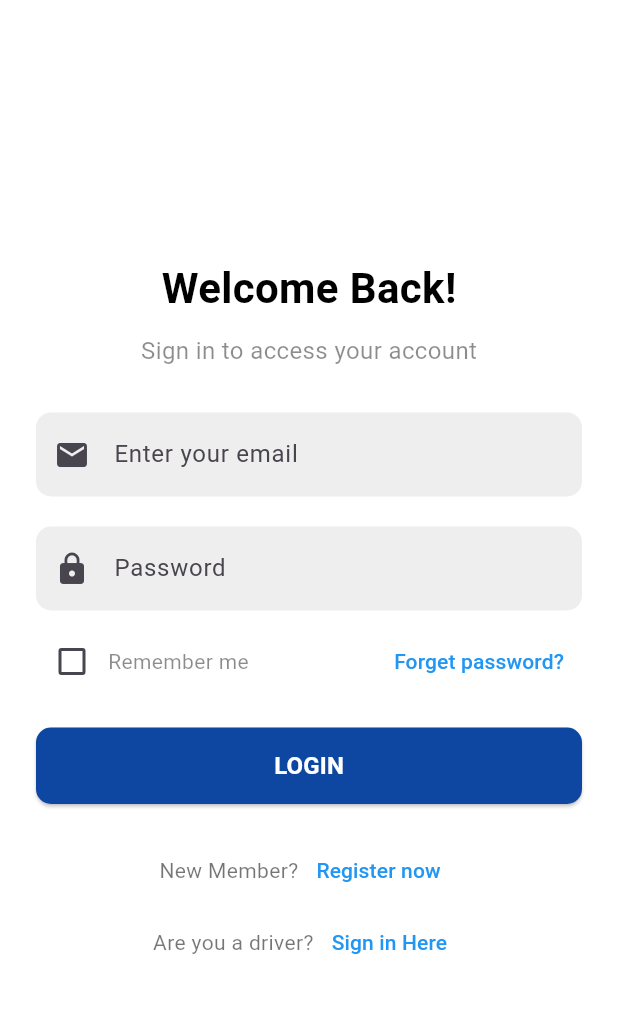
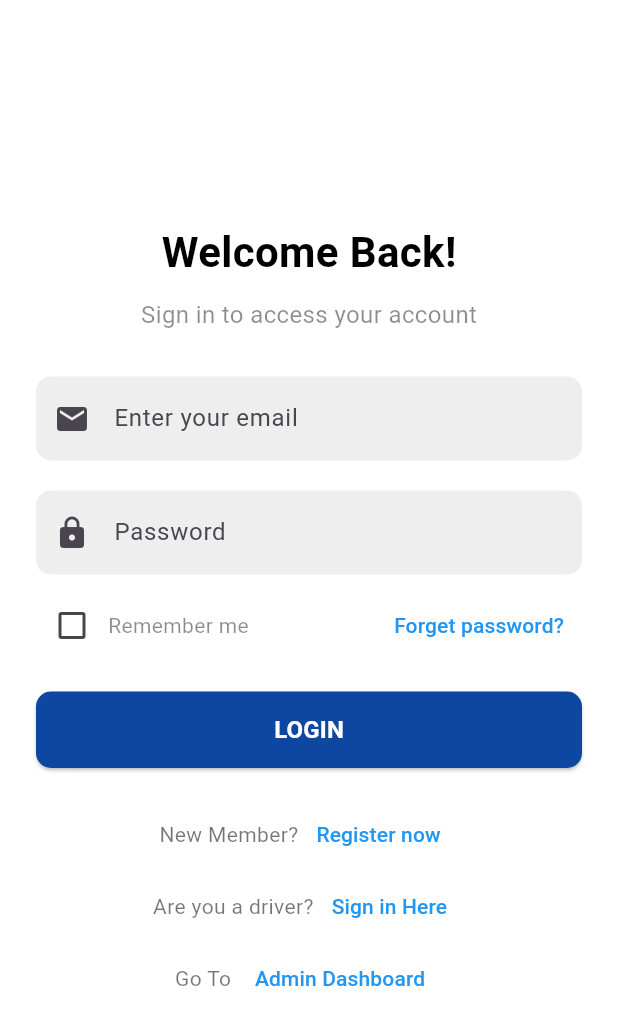
Before and after one commit to hahaanisha/FX, a Flutter app: the screen it shows after launch, on a phone screen of 412 x 824 dp. Shown: the top 1025 px of the screen. Run offline on Flutter 3.47's test engine with Material 3 defaults, Android fonts, the phone set to English and light mode, and no system bars; our stand-ins replace firebase_auth, firebase_core, firebase_database, flutter_map, flutter_tts, geolocator and 5 more; missing offline and left inert: webview_flutter_android, webview_flutter_wkwebview; accounts and stored records are empty.

Commit message:
admin Dashboard

```diff
--- a/lib/auth/loginPage.dart
+++ b/lib/auth/loginPage.dart
@@ -1,6 +1,7 @@
 import 'package:flutter/material.dart';
 import 'package:firebase_auth/firebase_auth.dart';
 
+import '../admin/AdminDashboard.dart';
 import '../customer/cHomePage.dart';
 import '../customer/navbarC.dart';
 import 'loginPageD.dart';
@@ -198,6 +199,31 @@ class _LoginPageCState extends State<LoginPageC> {
                   ),
                 ],
               ),
+              Row(
+                mainAxisAlignment: MainAxisAlignment.center,
+                children: [
+                  const Text(
+                    'Go To ',
+                    style: TextStyle(color: Colors.black54),
+                  ),
+                  TextButton(
+                    onPressed: () {
+                      // Navigate to the registration page
+                      Navigator.pushReplacement(
+                        context,
+                        MaterialPageRoute(
+                          builder: (context) => AdminDashboard(),
+                        ),
+                      );
+
+                    },
+                    child: const Text(
+                      'Admin Dashboard',
+                      style: TextStyle(color: Colors.blue),
+                    ),
+                  ),
+                ],
+              ),
 
             ],
           ),
```
Also changed, not shown: lib/admin/AdminDashboard.dart (added, +33 -0 lines).
